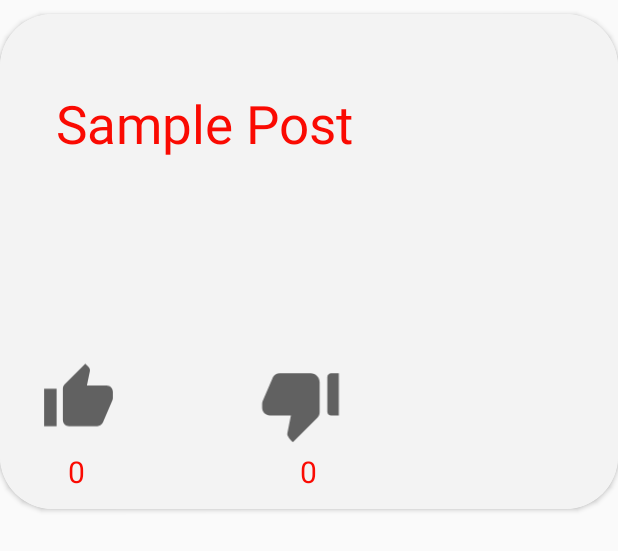
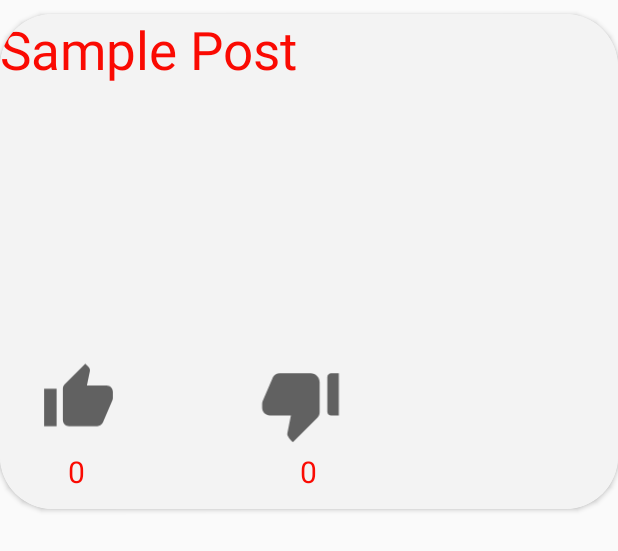
Before and after one commit to siddheswarojha/SocialBook, an Android app: the layout list_item_home.xml on its own in the app's theme, with its tools: preview values and no code run, on a phone screen of 412 x 824 dp. Shown: the top 551 px of the screen. Run offline under Robolectric (Android 15) with nearby library versions, the phone set to English and light mode, and no system bars; Roboto replaces fonts that are not available here.

Commit message:
timeline feature added

```diff
--- a/app/src/main/java/com/siddheswar/socialbook/Add_Post_Activity.java
+++ b/app/src/main/java/com/siddheswar/socialbook/Add_Post_Activity.java
@@ -48,6 +48,7 @@ public class Add_Post_Activity extends AppCompatActivity {
                 String post = etPost.getText().toString();
                 Map<String, Object> map = new HashMap<>();
                 map.put("data",post);
+                map.put("like",0);
     db.collection("Post").add(map).addOnCompleteListener(Add_Post_Activity.this, new OnCompleteListener<DocumentReference>() {
         @Override
         public void onComplete(@NonNull Task<DocumentReference> task) {
--- a/app/src/main/res/layout/list_item_home.xml
+++ b/app/src/main/res/layout/list_item_home.xml
@@ -70,20 +70,18 @@
 
             <TextView
                 android:id="@+id/Samplepost"
-                android:visibility="visible"
-                android:layout_width="wrap_content"
+                android:layout_width="match_parent"
                 android:layout_height="wrap_content"
                 android:layout_alignParentStart="true"
                 android:layout_alignParentTop="true"
                 android:layout_alignParentEnd="true"
                 android:layout_alignParentBottom="true"
-                android:layout_marginStart="37dp"
-                android:layout_marginTop="49dp"
-                android:layout_marginEnd="176dp"
-                android:layout_marginBottom="234dp"
-                android:text="Sample Post"
+                android:layout_marginEnd="0dp"
+                android:layout_marginBottom="254dp"
+                android:text="Sample Post "
                 android:textColor="@color/colorAccent"
-                android:textSize="35sp" />
+                android:textSize="35sp"
+                android:visibility="visible" />
 
 
         </RelativeLayout>
```
Also changed, not shown: app/src/main/java/com/siddheswar/socialbook/HomeRecylerAdapter.java (+71 -68 lines), app/src/main/java/com/siddheswar/socialbook/MainActivity.java (+62 -70 lines), app/src/main/java/com/siddheswar/socialbook/Model/productModel.java (deleted, +0 -26 lines), app/src/main/java/com/siddheswar/socialbook/productModel.java (added, +38 -0 lines).
